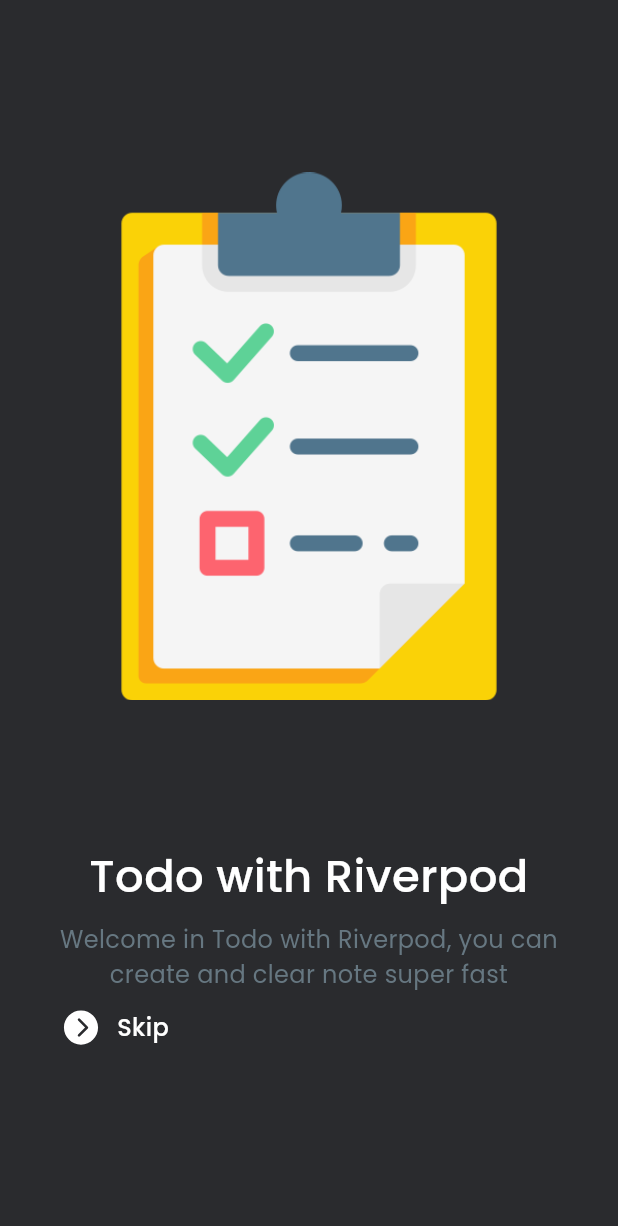
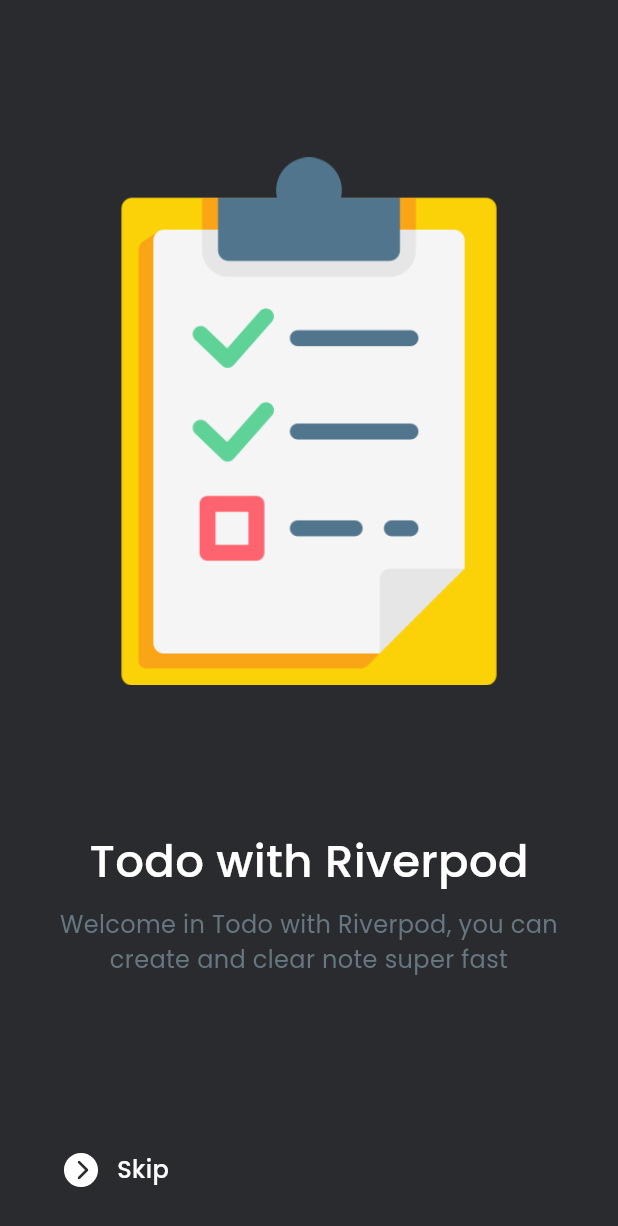
Before and after one commit to muhtar-sgk/TodoAppRiverpod, a Flutter app: the screen it shows after launch, on a phone screen of 412 x 824 dp. Shown: the top 1226 px of the screen. Run offline on Flutter 3.47's test engine with Material 2 defaults, Android fonts, the phone set to English and light mode, and no system bars; our stand-ins replace flutter_screenutil, flutter_vector_icons, google_fonts.

Commit message:
implement text widget

```diff
--- a/lib/core/common/widgets/fading_text.dart
+++ b/lib/core/common/widgets/fading_text.dart
@@ -0,0 +1,37 @@
+import 'package:flutter/material.dart';
+import 'package:google_fonts/google_fonts.dart';
+
+import '../../res/colours.dart';
+
+class FadingText extends StatelessWidget {
+  final String text;
+  final double? fontSize;
+  final FontWeight? fontWeight;
+  final Color? colour;
+  final TextAlign? textAlign;
+
+  const FadingText(
+    this.text,{
+      this.colour,
+      this.fontSize,
+      this.fontWeight,
+      this.textAlign,
+      super.key
+  });
+
+  @override
+  Widget build(BuildContext context) {
+    return Text(
+      text,
+      maxLines: 1,
+      softWrap: false,
+      overflow: TextOverflow.fade,
+      textAlign: textAlign ?? TextAlign.left,
+      style: GoogleFonts.poppins(
+        fontSize: fontSize,
+        fontWeight: fontWeight ?? FontWeight.normal,
+        color: colour ?? Colours.light
+      ),
+    );
+  }
+}
--- a/lib/features/on_boarding/views/on_boarding_screen.dart
+++ b/lib/features/on_boarding/views/on_boarding_screen.dart
@@ -5,6 +5,8 @@ import 'package:google_fonts/google_fonts.dart';
 import 'package:riverpod_todoapp/core/common/widgets/white_space.dart';
 import 'package:riverpod_todoapp/core/res/colours.dart';
 import 'package:riverpod_todoapp/core/res/image_res.dart';
+
+import '../../../core/common/widgets/fading_text.dart';
 
 // OnboardingScreen
 // Imaga
@@ -22,18 +24,20 @@ class OnBoardingScreen extends StatelessWidget {
       backgroundColor: Colours.darkBackground,
       body: SafeArea(
         child: Padding(
-          padding: const EdgeInsets.symmetric(horizontal: 30),
-          child: Column(mainAxisAlignment: MainAxisAlignment.center, children: [
+          padding: const EdgeInsets.symmetric(horizontal: 30).copyWith(
+            bottom: 20
+          ),
+          child: Column(
+            mainAxisAlignment: MainAxisAlignment.center,
+            children: [
+              Spacer(),
               Image.asset(ImageRes.todo),
               const WhiteSpace(height: 80),
-            Text(
+              const FadingText(
                 'Todo with Riverpod',
                 textAlign: TextAlign.center,
-              style: GoogleFonts.poppins(
                 fontSize: 30,
-                fontWeight: FontWeight.w500,
-                color: Colours.light
-              ),
+                fontWeight: FontWeight.w500
               ),
               const WhiteSpace(height: 8),
               Text(
@@ -45,6 +49,7 @@ class OnBoardingScreen extends StatelessWidget {
                   color: Colours.lightGrey
                 ),
               ),
+              Spacer(),
               Row(
                 mainAxisAlignment: MainAxisAlignment.spaceBetween,
                 children: [
@@ -56,17 +61,11 @@ class OnBoardingScreen extends StatelessWidget {
                         onPressed: (){},
                         icon: Icon(Ionicons.chevron_forward_circle)
                       ),
-                    Text(
+                      const FadingText(
                         'Skip',
-                      maxLines: 1,
-                      softWrap: false,
-                      overflow: TextOverflow.fade,
-                      textAlign: TextAlign.left,
-                      style: GoogleFonts.poppins(
                         fontSize: 16,
-                      fontWeight: FontWeight.w500,
-                      color: Colours.light
-                    ),)
+                        fontWeight: FontWeight.w500
+                      )
                     ],
                   ),
                 ],
```
Lines whose indentation alone changed are shown as unchanged.
